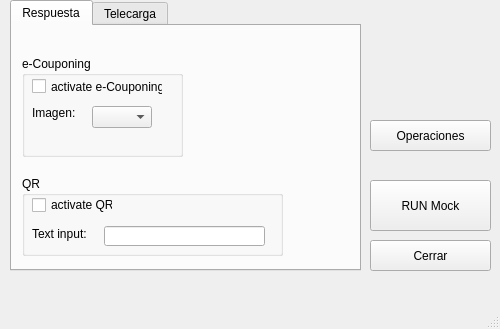
Old version of the form MainWindow/MainWindow.ui in the repository JuaBue/Mock_V2.
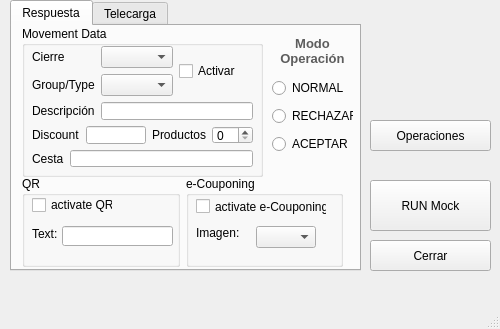
New version of the form. Icons and pictures are not drawn.

Commit message: Routine for movement data.

Diff of the .ui file:
```diff
--- a/MainWindow/MainWindow.ui
+++ b/MainWindow/MainWindow.ui
@@ -75,103 +75,278 @@
      <attribute name="title">
       <string>Respuesta</string>
      </attribute>
-     <widget class="QGroupBox" name="groupBox_2">
+     <widget class="QGroupBox" name="groupBox_6">
       <property name="geometry">
        <rect>
         <x>10</x>
-        <y>30</y>
-        <width>161</width>
-        <height>101</height>
+        <y>0</y>
+        <width>241</width>
+        <height>151</height>
        </rect>
       </property>
       <property name="title">
-       <string>e-Couponing</string>
+       <string>Movement Data</string>
       </property>
-      <widget class="QCheckBox" name="checkEcup">
+      <widget class="QWidget" name="">
        <property name="geometry">
         <rect>
          <x>10</x>
          <y>20</y>
-         <width>131</width>
-         <height>21</height>
+         <width>221</width>
+         <height>121</height>
         </rect>
        </property>
-       <property name="text">
-        <string>activate e-Couponing</string>
-       </property>
+       <layout class="QVBoxLayout" name="verticalLayout_4">
+        <item>
+         <layout class="QGridLayout" name="gridLayout_5">
+          <item row="0" column="0">
+           <layout class="QGridLayout" name="gridLayout_3">
+            <item row="0" column="0">
+             <widget class="QLabel" name="label_11">
+              <property name="text">
+               <string>Cierre</string>
+              </property>
+             </widget>
+            </item>
+            <item row="0" column="1">
+             <widget class="QComboBox" name="comboBox2"/>
+            </item>
+            <item row="1" column="0">
+             <widget class="QLabel" name="label_10">
+              <property name="text">
+               <string>Group/Type</string>
+              </property>
+             </widget>
+            </item>
+            <item row="1" column="1">
+             <widget class="QComboBox" name="comboBox"/>
+            </item>
+           </layout>
+          </item>
+          <item row="0" column="1">
+           <widget class="QCheckBox" name="movement">
+            <property name="text">
+             <string>Activar</string>
+            </property>
+           </widget>
+          </item>
+         </layout>
+        </item>
+        <item>
+         <layout class="QVBoxLayout" name="verticalLayout_3">
+          <item>
+           <layout class="QHBoxLayout" name="horizontalLayout_2">
+            <item>
+             <widget class="QLabel" name="label_12">
+              <property name="text">
+               <string>Descripción</string>
+              </property>
+             </widget>
+            </item>
+            <item>
+             <widget class="QLineEdit" name="lineEdit"/>
+            </item>
+           </layout>
+          </item>
+          <item>
+           <layout class="QHBoxLayout" name="horizontalLayout">
+            <item>
+             <widget class="QLabel" name="label_13">
+              <property name="text">
+               <string>Discount</string>
+              </property>
+             </widget>
+            </item>
+            <item>
+             <widget class="QLineEdit" name="discount"/>
+            </item>
+            <item>
+             <widget class="QLabel" name="label_15">
+              <property name="text">
+               <string>Productos</string>
+              </property>
+             </widget>
+            </item>
+            <item>
+             <widget class="QSpinBox" name="products"/>
+            </item>
+           </layout>
+          </item>
+          <item>
+           <layout class="QHBoxLayout" name="horizontalLayout_3">
+            <item>
+             <widget class="QLabel" name="label_14">
+              <property name="text">
+               <string>Cesta</string>
+              </property>
+             </widget>
+            </item>
+            <item>
+             <widget class="QLineEdit" name="cesta"/>
+            </item>
+           </layout>
+          </item>
+         </layout>
+        </item>
+       </layout>
       </widget>
-      <widget class="QComboBox" name="EcoupImg">
-       <property name="geometry">
-        <rect>
-         <x>70</x>
-         <y>50</y>
-         <width>60</width>
-         <height>22</height>
-        </rect>
-       </property>
-      </widget>
-      <widget class="QLabel" name="label_2">
-       <property name="geometry">
-        <rect>
-         <x>10</x>
-         <y>50</y>
-         <width>47</width>
-         <height>14</height>
-        </rect>
-       </property>
-       <property name="text">
-        <string>Imagen: </string>
-       </property>
-      </widget>
      </widget>
-     <widget class="QGroupBox" name="groupBox_3">
+     <widget class="QLabel" name="label">
+      <property name="geometry">
+       <rect>
+        <x>260</x>
+        <y>10</y>
+        <width>81</width>
+        <height>31</height>
+       </rect>
+      </property>
+      <property name="font">
+       <font>
+        <pointsize>10</pointsize>
+        <weight>75</weight>
+        <bold>true</bold>
+       </font>
+      </property>
+      <property name="text">
+       <string>&lt;html&gt;&lt;head/&gt;&lt;body&gt;&lt;p&gt;&lt;span style=&quot; color:#5d5d5d;&quot;&gt;Modo Operación&lt;/span&gt;&lt;/p&gt;&lt;/body&gt;&lt;/html&gt;</string>
+      </property>
+      <property name="alignment">
+       <set>Qt::AlignCenter</set>
+      </property>
+      <property name="wordWrap">
+       <bool>true</bool>
+      </property>
+     </widget>
+     <widget class="QWidget" name="layoutWidget">
       <property name="geometry">
        <rect>
         <x>10</x>
         <y>150</y>
-        <width>261</width>
-        <height>80</height>
+        <width>321</width>
+        <height>91</height>
        </rect>
       </property>
-      <property name="title">
-       <string>QR</string>
+      <layout class="QGridLayout" name="gridLayout_2">
+       <item row="0" column="0">
+        <widget class="QGroupBox" name="groupBox_3">
+         <property name="title">
+          <string>QR</string>
+         </property>
+         <widget class="QCheckBox" name="checkQR">
+          <property name="geometry">
+           <rect>
+            <x>10</x>
+            <y>20</y>
+            <width>81</width>
+            <height>18</height>
+           </rect>
+          </property>
+          <property name="text">
+           <string>activate QR</string>
+          </property>
+         </widget>
+         <widget class="QLineEdit" name="textQR">
+          <property name="geometry">
+           <rect>
+            <x>40</x>
+            <y>50</y>
+            <width>111</width>
+            <height>20</height>
+           </rect>
+          </property>
+         </widget>
+         <widget class="QLabel" name="label_3">
+          <property name="geometry">
+           <rect>
+            <x>10</x>
+            <y>50</y>
+            <width>31</width>
+            <height>16</height>
+           </rect>
+          </property>
+          <property name="text">
+           <string>Text:</string>
+          </property>
+         </widget>
+        </widget>
+       </item>
+       <item row="0" column="1">
+        <widget class="QGroupBox" name="groupBox_2">
+         <property name="title">
+          <string>e-Couponing</string>
+         </property>
+         <widget class="QCheckBox" name="checkEcup">
+          <property name="geometry">
+           <rect>
+            <x>10</x>
+            <y>20</y>
+            <width>131</width>
+            <height>21</height>
+           </rect>
+          </property>
+          <property name="text">
+           <string>activate e-Couponing</string>
+          </property>
+         </widget>
+         <widget class="QComboBox" name="EcoupImg">
+          <property name="geometry">
+           <rect>
+            <x>70</x>
+            <y>50</y>
+            <width>60</width>
+            <height>22</height>
+           </rect>
+          </property>
+         </widget>
+         <widget class="QLabel" name="label_2">
+          <property name="geometry">
+           <rect>
+            <x>10</x>
+            <y>50</y>
+            <width>47</width>
+            <height>14</height>
+           </rect>
+          </property>
+          <property name="text">
+           <string>Imagen: </string>
+          </property>
+         </widget>
+        </widget>
+       </item>
+      </layout>
+     </widget>
+     <widget class="QWidget" name="layoutWidget">
+      <property name="geometry">
+       <rect>
+        <x>260</x>
+        <y>50</y>
+        <width>81</width>
+        <height>81</height>
+       </rect>
       </property>
-      <widget class="QCheckBox" name="checkQR">
-       <property name="geometry">
-        <rect>
-         <x>10</x>
-         <y>20</y>
-         <width>81</width>
-         <height>18</height>
-        </rect>
-       </property>
-       <property name="text">
-        <string>activate QR</string>
-       </property>
-      </widget>
-      <widget class="QLineEdit" name="textQR">
-       <property name="geometry">
-        <rect>
-         <x>82</x>
-         <y>50</y>
-         <width>161</width>
-         <height>20</height>
-        </rect>
-       </property>
-      </widget>
-      <widget class="QLabel" name="label_3">
-       <property name="geometry">
-        <rect>
-         <x>10</x>
-         <y>50</y>
-         <width>61</width>
-         <height>16</height>
-        </rect>
-       </property>
-       <property name="text">
-        <string>Text input:</string>
-       </property>
-      </widget>
+      <layout class="QVBoxLayout" name="verticalLayout_2">
+       <item>
+        <widget class="QRadioButton" name="radioN">
+         <property name="text">
+          <string>NORMAL</string>
+         </property>
+        </widget>
+       </item>
+       <item>
+        <widget class="QRadioButton" name="radioE">
+         <property name="text">
+          <string>RECHAZAR</string>
+         </property>
+        </widget>
+       </item>
+       <item>
+        <widget class="QRadioButton" name="radioA">
+         <property name="text">
+          <string>ACEPTAR</string>
+         </property>
+        </widget>
+       </item>
+      </layout>
      </widget>
     </widget>
     <widget class="QWidget" name="tab_2">
```
Left out of the diff: 2 changed lines with no effect on the pictures. The commit also changes 3 other files.
